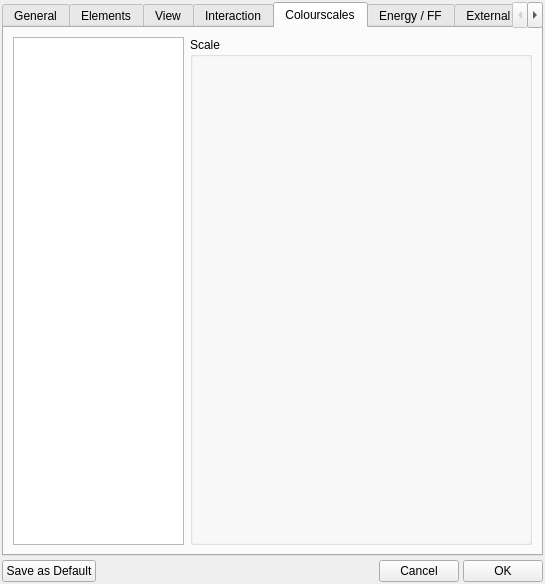
trisyoungs/aten, file src/gui/prefs.ui: the form before one commit.
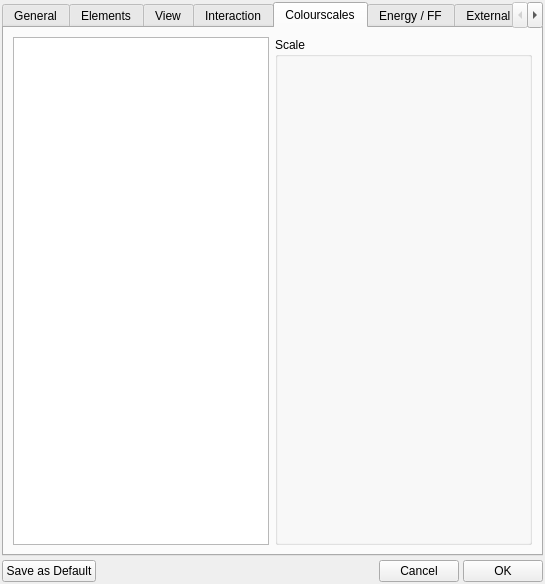
The form after the commit. The open tabs and pages were chosen to show the change. Icons and pictures are not drawn. Custom widgets are drawn as their Qt base class.

The edit to the form file:
```diff
--- a/src/gui/prefs.ui
+++ b/src/gui/prefs.ui
@@ -2553,7 +2553,7 @@
         <widget class="QListWidget" name="ScaleList">
          <property name="sizePolicy">
           <sizepolicy hsizetype="Expanding" vsizetype="Expanding">
-           <horstretch>1</horstretch>
+           <horstretch>0</horstretch>
            <verstretch>0</verstretch>
           </sizepolicy>
          </property>
@@ -2574,7 +2574,7 @@
        <item>
         <widget class="QGroupBox" name="ScaleGroup">
          <property name="sizePolicy">
-          <sizepolicy hsizetype="Expanding" vsizetype="Preferred">
+          <sizepolicy hsizetype="Minimum" vsizetype="Preferred">
            <horstretch>2</horstretch>
            <verstretch>0</verstretch>
           </sizepolicy>
```
Left out of the diff: 6 changed lines with no effect on the pictures.
